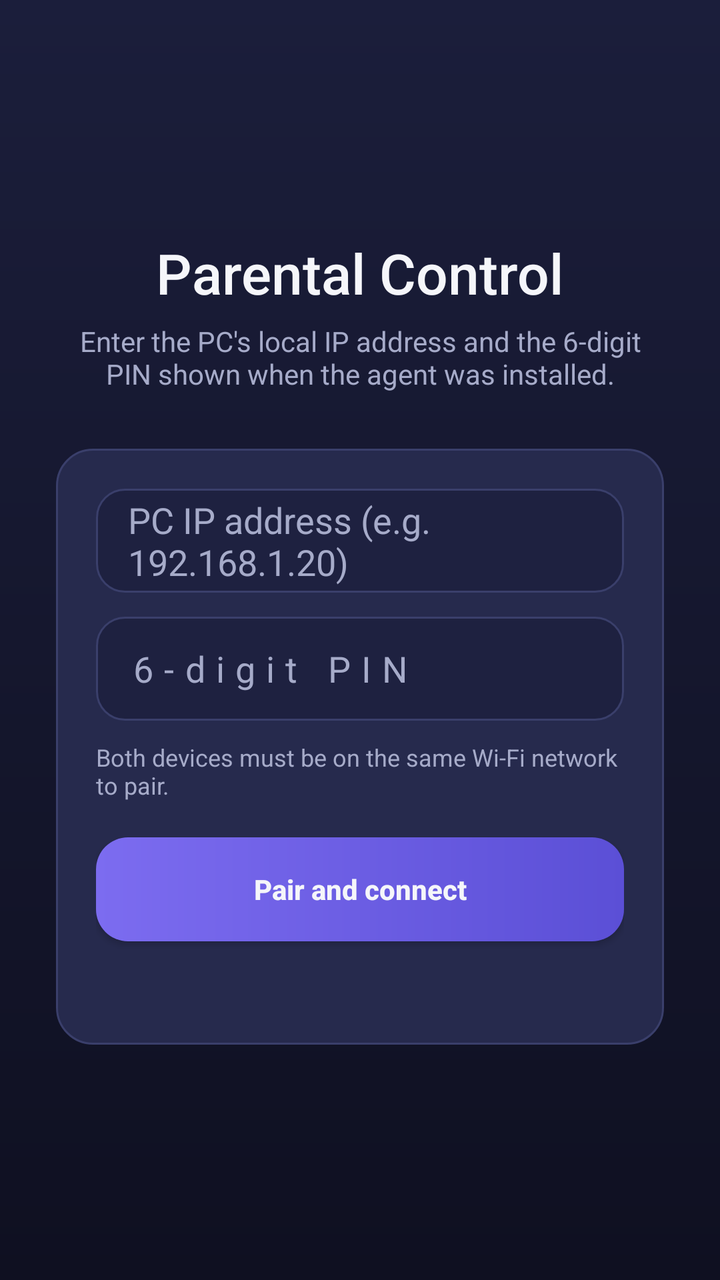
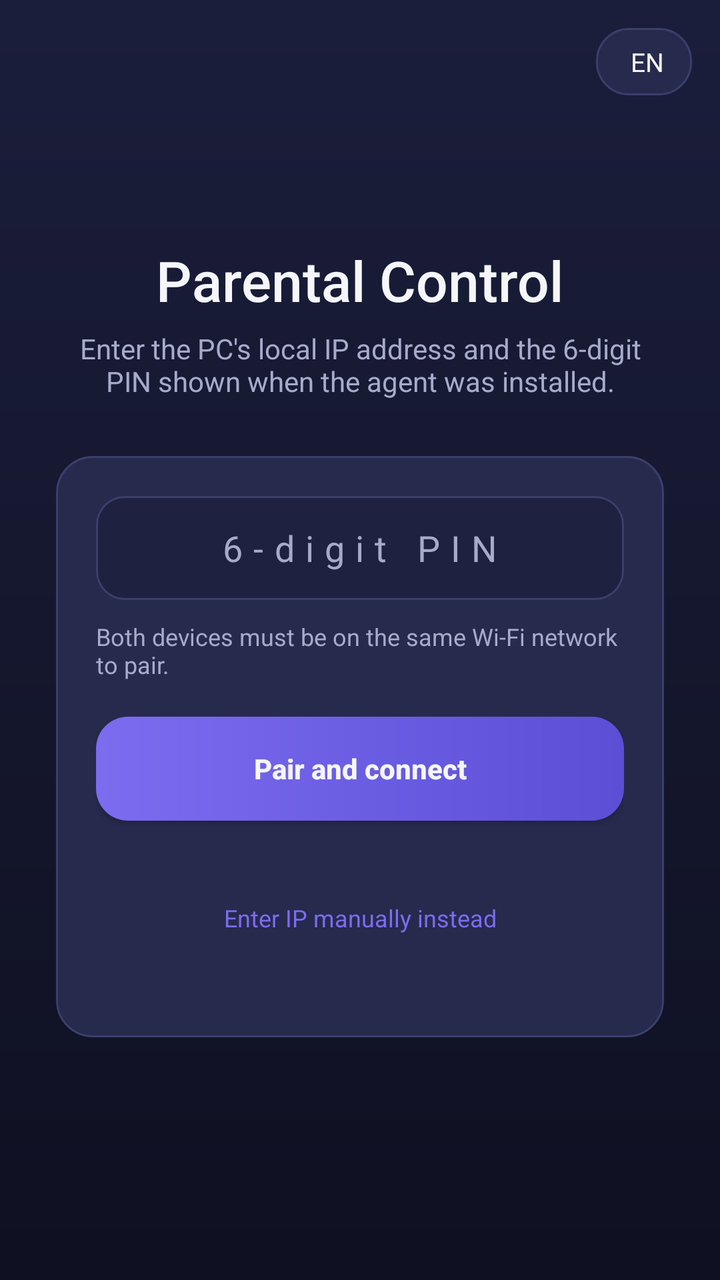

Screens rendered from an Android XML layout before and after an edit, with the pre-edit source and the edit as a unified diff.
<!-- AndroidManifest.xml: application theme Theme.App -->
<!-- res/layout/activity_main.xml -->
<?xml version="1.0" encoding="utf-8"?>
<FrameLayout xmlns:android="http://schemas.android.com/apk/res/android"
    android:layout_width="match_parent"
    android:layout_height="match_parent"
    android:background="@drawable/bg_gradient">

    <ScrollView
        android:id="@+id/pairLayout"
        android:layout_width="match_parent"
        android:layout_height="match_parent"
        android:fillViewport="true">

        <LinearLayout
            android:layout_width="match_parent"
            android:layout_height="wrap_content"
            android:gravity="center"
            android:orientation="vertical"
            android:padding="28dp">

            <TextView
                android:layout_width="wrap_content"
                android:layout_height="wrap_content"
                android:fontFamily="sans-serif-medium"
                android:text="@string/app_name"
                android:textColor="@color/text_primary"
                android:textSize="28sp" />

            <TextView
                android:layout_width="match_parent"
                android:layout_height="wrap_content"
                android:layout_marginTop="6dp"
                android:layout_marginBottom="28dp"
                android:gravity="center"
                android:text="@string/pair_intro"
                android:textColor="@color/text_secondary"
                android:textSize="14sp" />

            <LinearLayout
                android:layout_width="match_parent"
                android:layout_height="wrap_content"
                android:background="@drawable/card_bg"
                android:orientation="vertical"
                android:padding="20dp">

                <EditText
                    android:id="@+id/ipInput"
                    android:layout_width="match_parent"
                    android:layout_height="52dp"
                    android:background="@drawable/field_bg"
                    android:digits="0123456789."
                    android:hint="@string/hint_ip"
                    android:inputType="phone"
                    android:paddingHorizontal="16dp"
                    android:textColor="@color/text_primary"
                    android:textColorHint="@color/text_secondary" />

                <EditText
                    android:id="@+id/pinInput"
                    android:layout_width="match_parent"
                    android:layout_height="52dp"
                    android:layout_marginTop="12dp"
                    android:background="@drawable/field_bg"
                    android:hint="@string/hint_pin"
                    android:inputType="numberPassword"
                    android:letterSpacing="0.3"
                    android:maxLength="6"
                    android:paddingHorizontal="16dp"
                    android:textColor="@color/text_primary"
                    android:textColorHint="@color/text_secondary" />

                <TextView
                    android:layout_width="match_parent"
                    android:layout_height="wrap_content"
                    android:layout_marginTop="10dp"
                    android:drawablePadding="8dp"
                    android:gravity="center_vertical"
                    android:text="@string/pair_network_note"
                    android:textColor="@color/text_secondary"
                    android:textSize="12sp" />

                <Button
                    android:id="@+id/connectBtn"
                    android:layout_width="match_parent"
                    android:layout_height="52dp"
                    android:layout_marginTop="18dp"
                    android:background="@drawable/btn_primary"
                    android:text="@string/btn_connect"
                    android:textAllCaps="false"
                    android:textColor="@color/text_primary"
                    android:textStyle="bold" />

                <TextView
                    android:id="@+id/pairStatus"
                    android:layout_width="match_parent"
                    android:layout_height="wrap_content"
                    android:layout_marginTop="14dp"
                    android:gravity="center"
                    android:textColor="@color/danger"
                    android:textSize="13sp" />
            </LinearLayout>
        </LinearLayout>
    </ScrollView>

    <LinearLayout
        android:id="@+id/controlLayout"
        android:layout_width="match_parent"
        android:layout_height="match_parent"
        android:orientation="vertical"
        android:padding="16dp"
        android:visibility="gone">

        <LinearLayout
            android:layout_width="match_parent"
            android:layout_height="wrap_content"
            android:background="@drawable/card_bg"
            android:gravity="center_vertical"
            android:orientation="horizontal"
            android:padding="14dp">

            <View
                android:layout_width="10dp"
                android:layout_height="10dp"
                android:background="@drawable/pin_dot" />

            <TextView
                android:id="@+id/connStatus"
                android:layout_width="0dp"
                android:layout_height="wrap_content"
                android:layout_marginStart="10dp"
                android:layout_weight="1"
                android:text="@string/connecting"
                android:textColor="@color/text_primary"
                android:textSize="14sp" />
        </LinearLayout>

        <Button
            android:id="@+id/lockBtn"
            android:layout_width="match_parent"
            android:layout_height="64dp"
            android:layout_marginTop="14dp"
            android:background="@drawable/btn_primary"
            android:text="@string/btn_lock"
            android:textAllCaps="false"
            android:textColor="@color/text_primary"
            android:textSize="17sp"
            android:textStyle="bold" />

        <Button
            android:id="@+id/unlockBtn"
            android:layout_width="match_parent"
            android:layout_height="52dp"
            android:layout_marginTop="10dp"
            android:background="@drawable/btn_outline"
            android:enabled="false"
            android:text="@string/btn_unlock"
            android:textAllCaps="false"
            android:textColor="@color/text_primary" />

        <TextView
            android:layout_width="wrap_content"
            android:layout_height="wrap_content"
            android:layout_marginTop="22dp"
            android:fontFamily="sans-serif-medium"
            android:text="@string/title_apps"
            android:textColor="@color/text_primary"
            android:textSize="17sp" />

        <TextView
            android:layout_width="wrap_content"
            android:layout_height="wrap_content"
            android:layout_marginTop="2dp"
            android:text="@string/apps_hint"
            android:textColor="@color/text_secondary"
            android:textSize="12sp" />

        <EditText
            android:id="@+id/searchInput"
            android:layout_width="match_parent"
            android:layout_height="48dp"
            android:layout_marginTop="10dp"
            android:background="@drawable/field_bg"
            android:hint="@string/hint_search"
            android:inputType="text"
            android:paddingHorizontal="14dp"
            android:textColor="@color/text_primary"
            android:textColorHint="@color/text_secondary"
            android:textSize="14sp" />

        <androidx.recyclerview.widget.RecyclerView
            android:id="@+id/appGrid"
            android:layout_width="match_parent"
            android:layout_height="0dp"
            android:layout_marginTop="8dp"
            android:layout_weight="1"
            android:clipToPadding="false"
            android:paddingBottom="8dp" />

        <LinearLayout
            android:layout_width="match_parent"
            android:layout_height="wrap_content"
            android:orientation="horizontal">

            <Button
                android:id="@+id/refreshBtn"
                android:layout_width="0dp"
                android:layout_height="48dp"
                android:layout_marginEnd="6dp"
                android:layout_weight="1"
                android:background="@drawable/btn_outline"
                android:text="@string/btn_refresh"
                android:textAllCaps="false"
                android:textColor="@color/text_primary"
                android:textSize="13sp" />

            <Button
                android:id="@+id/unpairBtn"
                android:layout_width="0dp"
                android:layout_height="48dp"
                android:layout_marginStart="6dp"
                android:layout_weight="1"
                android:background="@drawable/btn_outline"
                android:text="@string/btn_unpair"
                android:textAllCaps="false"
                android:textColor="@color/text_primary"
                android:textSize="13sp" />
        </LinearLayout>

        <Button
            android:id="@+id/uninstallBtn"
            android:layout_width="match_parent"
            android:layout_height="48dp"
            android:layout_marginTop="8dp"
            android:background="@drawable/btn_danger"
            android:text="@string/btn_uninstall"
            android:textAllCaps="false"
            android:textColor="@color/danger"
            android:textSize="13sp" />
    </LinearLayout>
</FrameLayout>
<!-- resources referenced by this layout -->
<resources>
  <color name="danger">#FF5C6C</color>
  <color name="text_primary">#F5F6FA</color>
  <color name="text_secondary">#A6ABC9</color>
  <!-- drawable bg_gradient (drawable) -->
  <?xml version="1.0" encoding="utf-8"?>
  <shape xmlns:android="http://schemas.android.com/apk/res/android" android:shape="rectangle">
      <gradient android:angle="90" android:startColor="@color/bg_top" android:endColor="@color/bg_bottom" />
  </shape>
  <!-- drawable btn_danger (drawable) -->
  <?xml version="1.0" encoding="utf-8"?>
  <ripple xmlns:android="http://schemas.android.com/apk/res/android" android:color="#33FFFFFF">
      <item>
          <shape android:shape="rectangle">
              <corners android:radius="16dp" />
              <solid android:color="@color/danger_bg" />
              <stroke android:width="1dp" android:color="@color/danger" />
          </shape>
      </item>
  </ripple>
  <!-- drawable btn_primary (drawable) -->
  <?xml version="1.0" encoding="utf-8"?>
  <ripple xmlns:android="http://schemas.android.com/apk/res/android" android:color="#33FFFFFF">
      <item>
          <shape android:shape="rectangle">
              <corners android:radius="16dp" />
              <gradient android:angle="0" android:startColor="@color/accent" android:endColor="@color/accent_dark" />
          </shape>
      </item>
  </ripple>
  <!-- drawable card_bg (drawable) -->
  <?xml version="1.0" encoding="utf-8"?>
  <shape xmlns:android="http://schemas.android.com/apk/res/android" android:shape="rectangle">
      <corners android:radius="18dp" />
      <solid android:color="@color/card" />
      <stroke android:width="1dp" android:color="@color/card_stroke" />
  </shape>
  <!-- drawable field_bg (drawable) -->
  <?xml version="1.0" encoding="utf-8"?>
  <shape xmlns:android="http://schemas.android.com/apk/res/android" android:shape="rectangle">
      <corners android:radius="14dp" />
      <solid android:color="@color/field_bg" />
      <stroke android:width="1dp" android:color="@color/card_stroke" />
  </shape>
  <!-- drawable pin_dot (drawable) -->
  <?xml version="1.0" encoding="utf-8"?>
  <shape xmlns:android="http://schemas.android.com/apk/res/android" android:shape="oval">
      <solid android:color="@color/accent" />
  </shape>
  <string name="app_name">Parental Control</string>
  <string name="apps_hint">Tap an app to lock or unlock it.</string>
  <string name="btn_connect">Pair and connect</string>
  <string name="btn_lock">Lock PC</string>
  <string name="btn_refresh">Refresh apps</string>
  <string name="btn_uninstall">Uninstall agent from PC</string>
  <string name="btn_unlock">Unlock PC</string>
  <string name="btn_unpair">Unpair</string>
  <string name="connecting">Connecting...</string>
  <string name="hint_ip">PC IP address (e.g. 192.168.1.20)</string>
  <string name="hint_pin">6-digit PIN</string>
  <string name="hint_search">Search apps</string>
  <string name="pair_intro">Enter the PC\'s local IP address and the 6-digit PIN shown when the agent was installed.</string>
  <string name="pair_network_note">Both devices must be on the same Wi-Fi network to pair.</string>
  <string name="title_apps">Application Control</string>
  <style name="Theme.App" parent="Theme.AppCompat.DayNight.NoActionBar">
          <item name="android:windowBackground">@drawable/bg_gradient</item>
          <item name="colorAccent">@color/accent</item>
          <item name="android:textColorPrimary">@color/text_primary</item>
          <item name="android:windowLightStatusBar">false</item>
      </style>
  <color name="bg_top">#0F1021</color>
  <color name="bg_bottom">#1B1E3B</color>
  <color name="danger_bg">#3A2230</color>
  <color name="card">#262A4D</color>
  <color name="card_stroke">#3A3F6B</color>
  <color name="accent">#7C6CF0</color>
  <color name="accent_dark">#5B4FD6</color>
  <color name="field_bg">#1E2140</color>
  <!-- unchanged entries left out for length: 1 -->
</resources>

<!-- the commit's change to res/layout/activity_main.xml (unified diff, before → after) -->
@@ -43,23 +43,11 @@
                 android:padding="20dp">
 
                 <EditText
-                    android:id="@+id/ipInput"
+                    android:id="@+id/pinInput"
                     android:layout_width="match_parent"
                     android:layout_height="52dp"
                     android:background="@drawable/field_bg"
-                    android:digits="0123456789."
-                    android:hint="@string/hint_ip"
-                    android:inputType="phone"
-                    android:paddingHorizontal="16dp"
-                    android:textColor="@color/text_primary"
-                    android:textColorHint="@color/text_secondary" />
-
-                <EditText
-                    android:id="@+id/pinInput"
-                    android:layout_width="match_parent"
-                    android:layout_height="52dp"
-                    android:layout_marginTop="12dp"
-                    android:background="@drawable/field_bg"
+                    android:gravity="center"
                     android:hint="@string/hint_pin"
                     android:inputType="numberPassword"
                     android:letterSpacing="0.3"
@@ -72,7 +60,6 @@
                     android:layout_width="match_parent"
                     android:layout_height="wrap_content"
                     android:layout_marginTop="10dp"
-                    android:drawablePadding="8dp"
                     android:gravity="center_vertical"
                     android:text="@string/pair_network_note"
                     android:textColor="@color/text_secondary"
@@ -88,6 +75,41 @@
                     android:textAllCaps="false"
                     android:textColor="@color/text_primary"
                     android:textStyle="bold" />
+
+                <TextView
+                    android:id="@+id/findStatus"
+                    android:layout_width="match_parent"
+                    android:layout_height="wrap_content"
+                    android:layout_marginTop="10dp"
+                    android:gravity="center"
+                    android:textColor="@color/text_secondary"
+                    android:textSize="12sp" />
+
+                <TextView
+                    android:id="@+id/manualToggle"
+                    android:layout_width="match_parent"
+                    android:layout_height="wrap_content"
+                    android:layout_marginTop="14dp"
+                    android:clickable="true"
+                    android:focusable="true"
+                    android:gravity="center"
+                    android:text="@string/btn_manual_ip"
+                    android:textColor="@color/accent"
+                    android:textSize="12sp" />
+
+                <EditText
+                    android:id="@+id/ipInput"
+                    android:layout_width="match_parent"
+                    android:layout_height="48dp"
+                    android:layout_marginTop="8dp"
+                    android:background="@drawable/field_bg"
+                    android:digits="0123456789."
+                    android:hint="@string/hint_ip"
+                    android:inputType="phone"
+                    android:paddingHorizontal="16dp"
+                    android:textColor="@color/text_primary"
+                    android:textColorHint="@color/text_secondary"
+                    android:visibility="gone" />
 
                 <TextView
                     android:id="@+id/pairStatus"
@@ -236,4 +258,26 @@
             android:textColor="@color/danger"
             android:textSize="13sp" />
     </LinearLayout>
+
+    <LinearLayout
+        android:layout_width="wrap_content"
+        android:layout_height="wrap_content"
+        android:layout_gravity="top|end"
+        android:layout_margin="14dp"
+        android:background="@drawable/btn_outline"
+        android:gravity="center_vertical"
+        android:orientation="horizontal"
+        android:paddingHorizontal="14dp"
+        android:paddingVertical="8dp">
+
+        <TextView
+            android:id="@+id/langButton"
+            android:layout_width="wrap_content"
+            android:layout_height="wrap_content"
+            android:clickable="true"
+            android:focusable="true"
+            android:text="\ud83c\udf10 EN"
+            android:textColor="@color/text_primary"
+            android:textSize="13sp" />
+    </LinearLayout>
 </FrameLayout>
<!-- resource entries referenced after the edit -->
@@ -52,6 +52,7 @@
   <string name="apps_hint">Tap an app to lock or unlock it.</string>
   <string name="btn_connect">Pair and connect</string>
   <string name="btn_lock">Lock PC</string>
+  <string name="btn_manual_ip">Enter IP manually instead</string>
   <string name="btn_refresh">Refresh apps</string>
   <string name="btn_uninstall">Uninstall agent from PC</string>
   <string name="btn_unlock">Unlock PC</string>
